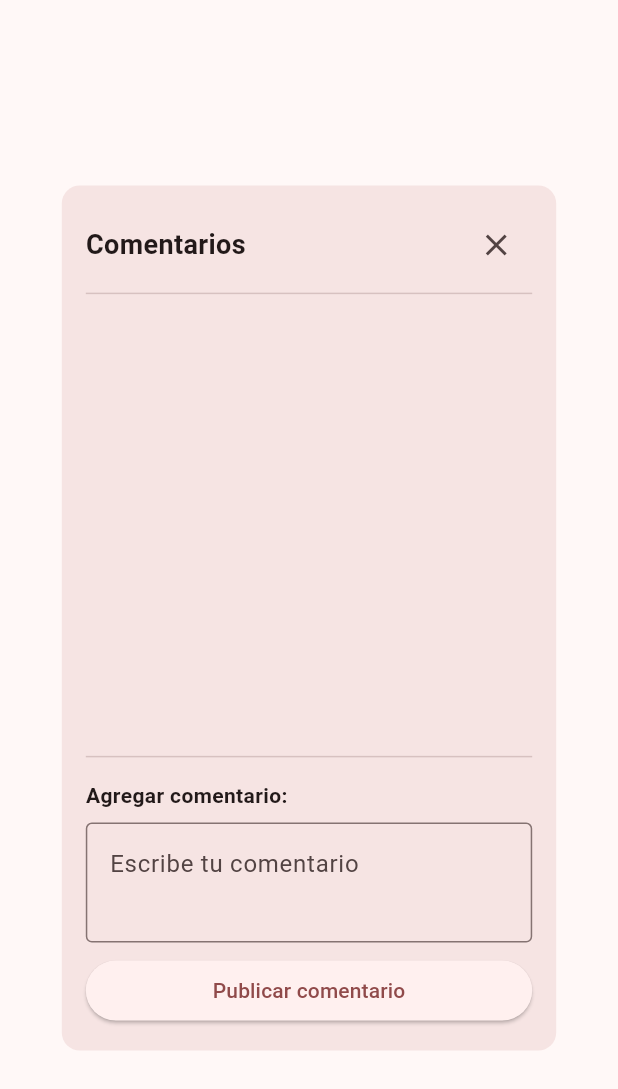
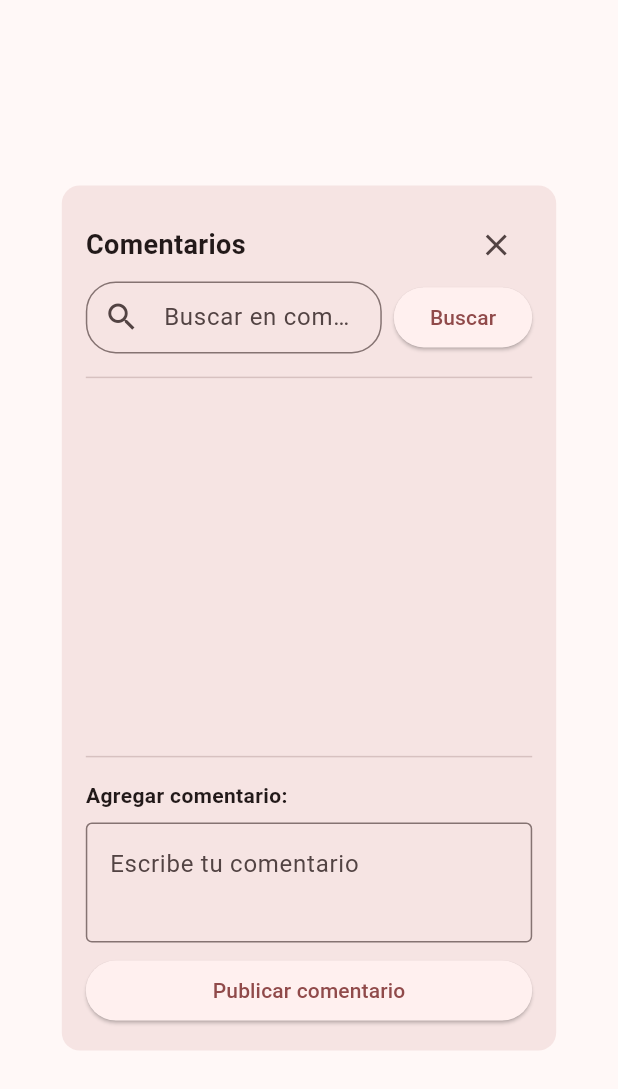
Before and after one commit to arincassia/abaez-flutter001, a Flutter app: the _ComentariosDialogContent widget shown alone on an empty page, opened directly with empty values, on a phone screen of 412 x 824 dp. Shown: the top 1089 px of the screen. Run offline on Flutter 3.47's test engine with Material 3 defaults, Android fonts, the phone set to English and light mode, and no system bars; our stand-ins replace dio, equatable, flutter_bloc, flutter_dotenv, get_it, shared_preferences and 1 more; accounts and stored records are empty; network calls fail.

Commit message:
Agrega funcionalidad de busqueda de comentarios
- Agrega metodo de busqueda en el bloc de comentarios
- Agrega un nuevo evento de busqueda
- Modifica el dialogo de comentarios para incluir un campo de busqueda

```diff
--- a/lib/bloc/comentarios/comentario_bloc.dart
+++ b/lib/bloc/comentarios/comentario_bloc.dart
@@ -3,15 +3,18 @@ import 'package:abaez/bloc/comentarios/comentario_event.dart';
 import 'package:abaez/bloc/comentarios/comentario_state.dart';
 import 'package:abaez/data/comentarios_repository.dart';
 import 'package:abaez/exceptions/api_exception.dart';
-import 'package:watch_it/watch_it.dart';
+
 
 class ComentarioBloc extends Bloc<ComentarioEvent, ComentarioState> {
-  final ComentarioRepository comentarioRepository = di<ComentarioRepository>();
+  final ComentarioRepository comentarioRepository;
 
-  ComentarioBloc() : super(ComentarioInitial()) {
+  ComentarioBloc({ComentarioRepository? comentarioRepository})
+      : comentarioRepository = comentarioRepository ?? ComentarioRepository(),
+        super(ComentarioInitial()) {
     on<LoadComentarios>(_onLoadComentarios);
     on<AddComentario>(_onAddComentario);
     on<GetNumeroComentarios>(_onGetNumeroComentarios);
+    on<BuscarComentarios>(_onBuscarComentarios);
   }
 
   Future<void> _onLoadComentarios(
@@ -104,4 +107,35 @@ class ComentarioBloc extends Bloc<ComentarioEvent, ComentarioState> {
       );
     }
   }
+
+  Future<void> _onBuscarComentarios(
+    BuscarComentarios event,
+    Emitter<ComentarioState> emit,
+  ) async {
+    try {
+      emit(ComentarioLoading());
+
+      // Obtener todos los comentarios primero
+      final comentarios = await comentarioRepository.obtenerComentariosPorNoticia(
+        event.noticiaId,
+      );
+
+      // Filtrar los comentarios según el criterio
+      final comentariosFiltrados = comentarios.where((comentario) {
+        final textoBuscado = event.criterioBusqueda.toLowerCase();
+        final textoComentario = comentario.texto.toLowerCase();
+        final autorComentario = comentario.autor.toLowerCase();
+
+        return textoComentario.contains(textoBuscado) ||
+               autorComentario.contains(textoBuscado);
+      }).toList();
+
+      // Emitir el estado con comentarios filtrados
+      emit(ComentarioLoaded(comentariosList: comentariosFiltrados));
+    } catch (e) {
+      emit(ComentarioError(
+        errorMessage: 'Error al buscar comentarios: ${e.toString()}',
+      ));
+    }
+  }
 }
--- a/lib/bloc/comentarios/comentario_event.dart
+++ b/lib/bloc/comentarios/comentario_event.dart
@@ -42,3 +42,17 @@ class GetNumeroComentarios extends ComentarioEvent {
   @override
   List<Object?> get props => [noticiaId];
 }
+
+// Evento para buscar comentarios con un criterio específico
+class BuscarComentarios extends ComentarioEvent {
+  final String noticiaId;
+  final String criterioBusqueda;
+
+  BuscarComentarios({
+    required this.noticiaId,
+    required this.criterioBusqueda,
+  });
+
+  @override
+  List<Object> get props => [noticiaId, criterioBusqueda];
+}
--- a/lib/views/comentarios/comentarios_dialog.dart
+++ b/lib/views/comentarios/comentarios_dialog.dart
@@ -33,10 +33,12 @@ class _ComentariosDialogContent extends StatefulWidget {
 
 class _ComentariosDialogContentState extends State<_ComentariosDialogContent> {
   final TextEditingController _comentarioController = TextEditingController();
+  final TextEditingController _busquedaController = TextEditingController();
 
   @override
   void dispose() {
     _comentarioController.dispose();
+    _busquedaController.dispose();
     super.dispose();
   }
 
@@ -67,6 +69,55 @@ class _ComentariosDialogContentState extends State<_ComentariosDialogContent> {
                 ),
               ],
             ),
+
+            // Campo de búsqueda
+            Row(
+              children: [
+                Expanded(
+                  child: TextField(
+                    controller: _busquedaController,
+                    decoration: InputDecoration(
+                      hintText: 'Buscar en comentarios...',
+                      contentPadding: const EdgeInsets.symmetric(
+                        horizontal: 12,
+                        vertical: 8,
+                      ),
+                      prefixIcon: const Icon(Icons.search),
+                      border: OutlineInputBorder(
+                        borderRadius: BorderRadius.circular(20),
+                      ),
+                    ),
+                  ),
+                ),
+                const SizedBox(width: 8),
+                ElevatedButton(
+                  onPressed: () {
+                    // Emitir evento para filtrar comentarios
+                    if (_busquedaController.text.isEmpty) {
+                      // Si está vacío, cargar todos los comentarios
+                      context.read<ComentarioBloc>().add(
+                            LoadComentarios(noticiaId: widget.noticiaId),
+                          );
+                    } else {
+                      // Si tiene texto, filtrar comentarios
+                      context.read<ComentarioBloc>().add(
+                            BuscarComentarios(
+                              noticiaId: widget.noticiaId,
+                              criterioBusqueda: _busquedaController.text,
+                            ),
+                          );
+                    }
+                  },
+                  style: ElevatedButton.styleFrom(
+                    shape: RoundedRectangleBorder(
+                      borderRadius: BorderRadius.circular(20),
+                    ),
+                  ),
+                  child: const Text('Buscar'),
+                ),
+              ],
+            ),
+            const SizedBox(height: 8),
             const Divider(),
 
             // Lista de comentarios
@@ -89,7 +140,7 @@ class _ComentariosDialogContentState extends State<_ComentariosDialogContent> {
 
                     if (comentarios.isEmpty) {
                       return const Center(
-                        child: Text('No hay comentarios para esta noticia'),
+                        child: Text('No hay comentarios que coincidan con tu búsqueda'),
                       );
                     }
 
```
